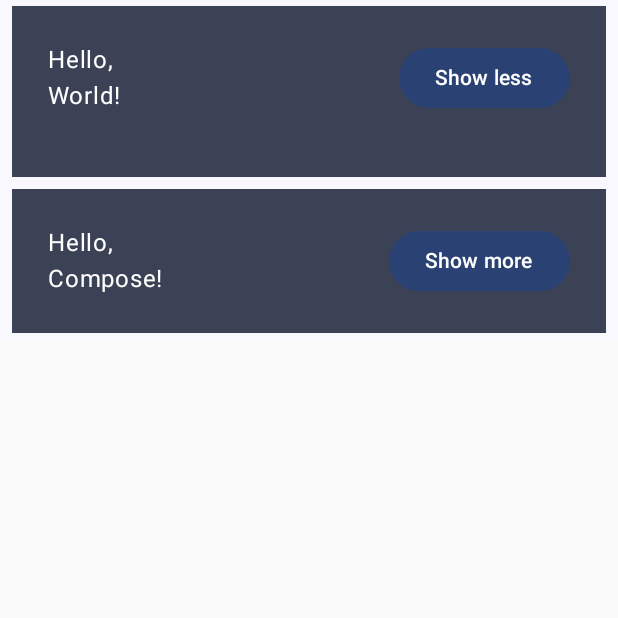
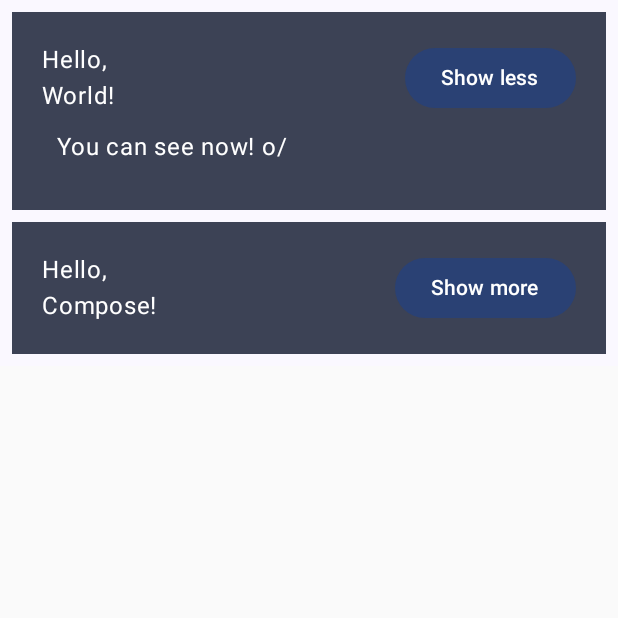
Before and after one commit to agathaappb/ComposeCodeLabs, an Android app built with Jetpack Compose: the screen it shows after launch (MainActivity), after a tap on "Show more", on a phone screen of 412 x 824 dp, the top half of it. Run offline under Robolectric (Android 15) with nearby library versions, the phone set to English and light mode, and no system bars; 1 other tap on this screen came first.

Commit message:
Adicionando um novo componente

```diff
--- a/app/src/main/java/com/example/composecodelabs/MainActivity.kt
+++ b/app/src/main/java/com/example/composecodelabs/MainActivity.kt
@@ -3,17 +3,23 @@ package com.example.composecodelabs
 import android.os.Bundle
 import androidx.activity.ComponentActivity
 import androidx.activity.compose.setContent
+import androidx.compose.foundation.layout.Arrangement
 import androidx.compose.foundation.layout.Column
 import androidx.compose.foundation.layout.Row
+import androidx.compose.foundation.layout.fillMaxSize
 import androidx.compose.foundation.layout.padding
+import androidx.compose.foundation.layout.width
 import androidx.compose.material3.Button
 import androidx.compose.material3.ElevatedButton
 import androidx.compose.material3.MaterialTheme
 import androidx.compose.material3.Surface
 import androidx.compose.material3.Text
 import androidx.compose.runtime.Composable
+import androidx.compose.runtime.getValue
 import androidx.compose.runtime.mutableStateOf
 import androidx.compose.runtime.remember
+import androidx.compose.runtime.setValue
+import androidx.compose.ui.Alignment
 import androidx.compose.ui.Modifier
 import androidx.compose.ui.tooling.preview.Preview
 import androidx.compose.ui.unit.dp
@@ -33,47 +39,94 @@ class MainActivity : ComponentActivity() {
 @Composable
 fun Greeting(name: String) {
     val expanded = remember { mutableStateOf(false) }
-    val extraPadding = if(expanded.value) 18.dp else 0.dp
+    val extraPadding = if(expanded.value)4.dp else 0.dp
 
     Surface(color = MaterialTheme.colorScheme.secondary, modifier = Modifier.padding(vertical = 4.dp, horizontal = 8.dp)){
-        Row(modifier = Modifier.padding(24.dp)) {
+        Row(modifier = Modifier.padding(20.dp)) {
             Column(
-                modifier = Modifier.weight(1f).padding(bottom = extraPadding)) {
+                modifier = Modifier
+                    .weight(1f)
+                    ) {
                 Text(
                     text = "Hello,"
                 )
                 Text(
                     text = "$name!"
                 )
+
+                if (expanded.value){
+                    Text(
+                        text = "You can see now! o/", modifier = Modifier.padding(10.dp))
+                }
+
+
             }
             Button(onClick = { expanded.value = !expanded.value }) {
                 Text(if (expanded.value) "Show less" else "Show more")
+            }
 
-            }
+
+
         }
     }
 
 }
+@Composable
+fun OnboardingScreen(onContinueClicked: () -> Unit,modifier:Modifier = Modifier){
+    var shouldShowOnboarding by remember { mutableStateOf(true) }
+
+    Column(modifier = modifier.fillMaxSize(),
+        verticalArrangement = Arrangement.Center,
+        horizontalAlignment = Alignment.CenterHorizontally) {
+        Text(text = "Welcome to the Basic Codelabs!")
+        Button(modifier = Modifier.padding(vertical = 24.dp),
+            onClick = onContinueClicked) {
+            Text(text = "Continue")
+        }
+
+    }
+}
 
 @Composable
-private fun MyApp(modifier: Modifier = Modifier,
-                  names: List<String> = listOf("World", "Compose")) {
-    Surface(
-        modifier = modifier,
-        color = MaterialTheme.colorScheme.background
-    ) {
-        Column(modifier) {
-            for (name in names){
-                Greeting(name)
-            }
+fun MyApp(modifier: Modifier = Modifier) {
+    var shouldShowOnboarding by remember { mutableStateOf(true) }
+    Surface(modifier) {
+        if (shouldShowOnboarding){
+            OnboardingScreen(onContinueClicked = { shouldShowOnboarding = false })
+        }else{
+            Greetings()
         }
     }
 }
+
+@Composable
+private fun Greetings(
+    modifier: Modifier = Modifier,
+    names: List<String> = listOf("World", "Compose")
+) {
+    Column(modifier = modifier.padding(vertical = 4.dp)) {
+        for (name in names) {
+            Greeting(name = name)
+        }
+    }
+}
+
+
+
+
+@Preview(showBackground = true, widthDp = 320, heightDp = 320)
+@Composable
+fun OnboardingPreview(){
+    ComposeCodeLabsTheme {
+        OnboardingScreen(onContinueClicked = { })
+    }
+}
+
 
 @Preview(name= "Primeira implementação - Compose", showBackground = true, widthDp = 320)
 @Composable
 fun GreetingPreview() {
     ComposeCodeLabsTheme {
-        MyApp()
+        MyApp(Modifier.fillMaxSize())
     }
 }
```
